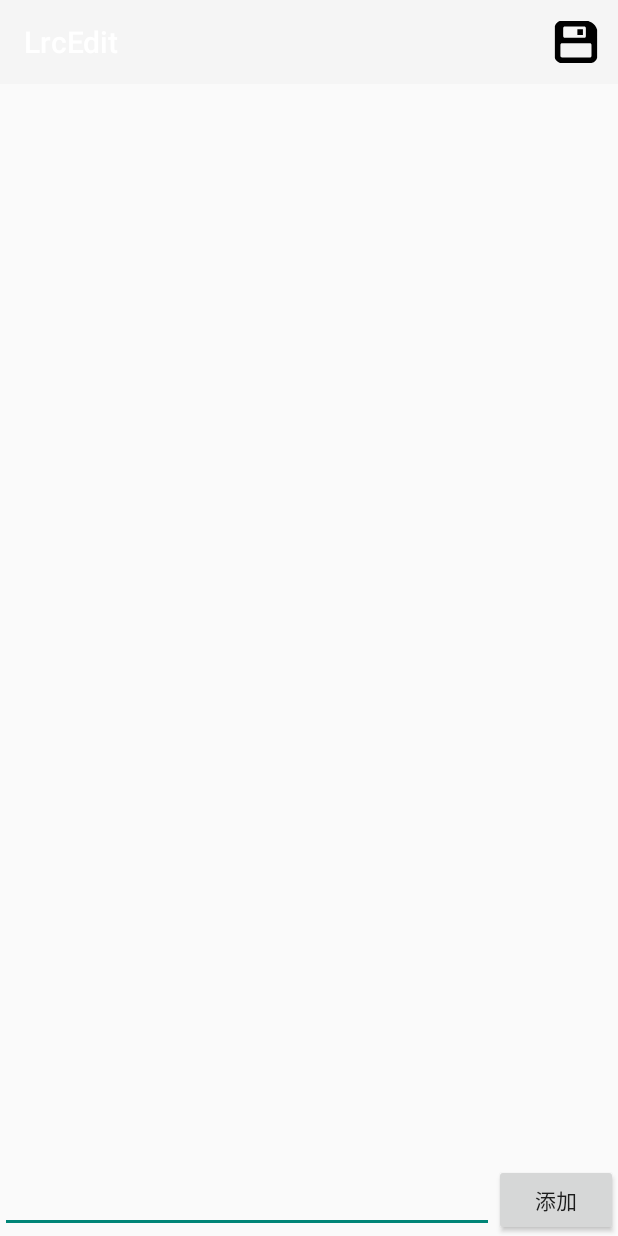
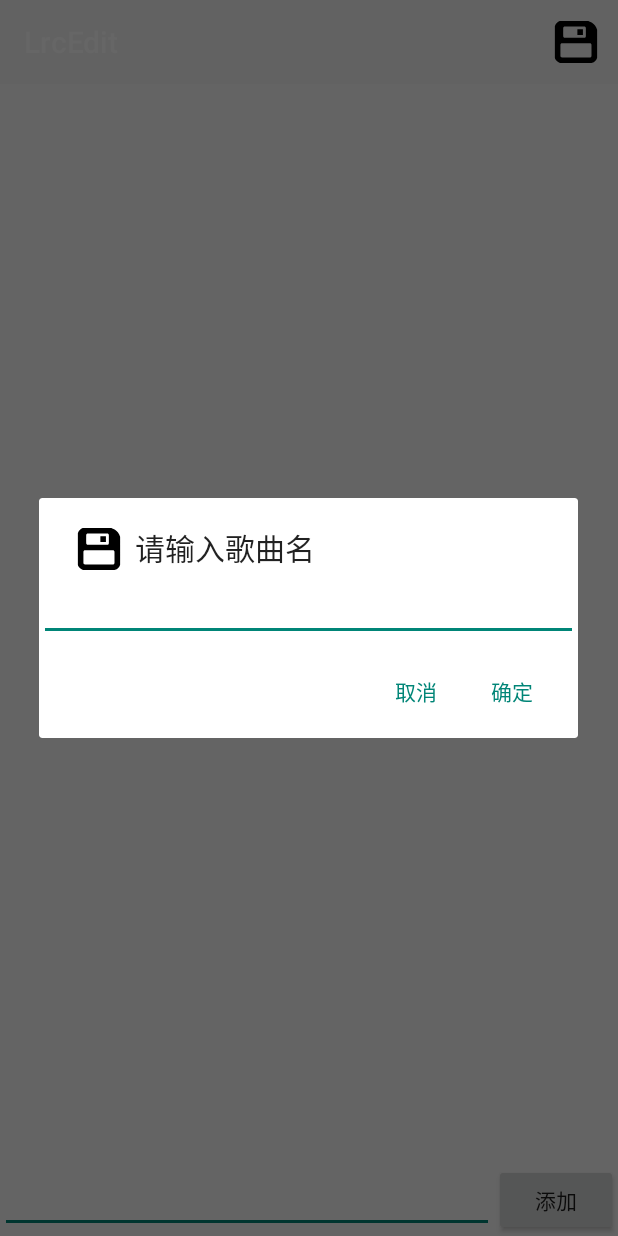
Before and after one commit to pwxc/LrcEdit-Android, an Android app: the screen it shows after launch (EditActivity), after a tap on "save", on a phone screen of 412 x 824 dp. Run offline under Robolectric (Android 15) with nearby library versions, the phone set to English and light mode, and no system bars.

Commit message:
添加了自定义文件名功能

```diff
--- a/app/src/main/java/com/lcz/lrcedit/lrcedit/EditActivity.java
+++ b/app/src/main/java/com/lcz/lrcedit/lrcedit/EditActivity.java
@@ -1,11 +1,13 @@
 package com.lcz.lrcedit.lrcedit;
 
 import android.Manifest;
+import android.content.DialogInterface;
 import android.content.pm.PackageManager;
 import android.os.Environment;
 import android.support.annotation.NonNull;
 import android.support.v4.app.ActivityCompat;
 import android.support.v4.content.ContextCompat;
+import android.support.v7.app.AlertDialog;
 import android.support.v7.app.AppCompatActivity;
 import android.support.v7.widget.Toolbar;
 import android.os.Bundle;
@@ -29,6 +31,7 @@ public class EditActivity extends AppCompatActivity {
     private LrcEdit lrcEdit;
     private Button addButton;
     private EditText editText;
+    private String fileName = "test";
 
     @Override
     protected void onCreate(Bundle savedInstanceState) {
@@ -61,6 +64,31 @@ public class EditActivity extends AppCompatActivity {
     public boolean onOptionsItemSelected(MenuItem item) {
         switch (item.getItemId()){
             case R.id.save:
+                mySave();
+                break;
+            default:
+        }
+        return true;
+    }
+
+    public void mySave(){
+        View view = getLayoutInflater().inflate(R.layout.dialog, null);
+        final EditText titleEditText = (EditText) view.findViewById(R.id.titleEdit);
+        AlertDialog dialog = new AlertDialog.Builder(this)
+                .setIcon(R.drawable.ic_save)//设置标题的图片
+                .setTitle("请输入歌曲名")//设置对话框的标题
+                .setView(view)
+                .setNegativeButton("取消", new DialogInterface.OnClickListener() {
+                    @Override
+                    public void onClick(DialogInterface dialog, int which) {
+                        dialog.dismiss();
+                    }
+                })
+                .setPositiveButton("确定", new DialogInterface.OnClickListener() {
+                    @Override
+                    public void onClick(DialogInterface dialog, int which) {
+                        fileName = titleEditText.getText().toString();
+                        dialog.dismiss();
                         if(ContextCompat.checkSelfPermission(EditActivity.this, Manifest.permission.WRITE_EXTERNAL_STORAGE) !=
                                 PackageManager.PERMISSION_GRANTED){
                             ActivityCompat.requestPermissions(EditActivity.this, new String[]{Manifest.permission.WRITE_EXTERNAL_STORAGE}, 1);
@@ -69,21 +97,28 @@ public class EditActivity extends AppCompatActivity {
                             ActivityCompat.requestPermissions(EditActivity.this, new String[]{Manifest.permission.READ_EXTERNAL_STORAGE}, 1);
                         }
                         else {
-                    save();
+                            saveFile();
 
                         }
-                break;
-            default:
                     }
-        return true;
+                }).create();
+        dialog.show();
     }
 
+
+
+
     //保存文件函数
-    private void save(){
-        String fileName = "test.txt";
+    private void saveFile(){
+        String fileType = ".txt";
         List<LrcString> lrcList = lrcEdit.getLrcStrings();
         try{
-            File file = new File(Environment.getExternalStorageDirectory(), fileName);
+
+            File file = new File(Environment.getExternalStorageDirectory()+"/lrcEdit");
+            if (!file.exists()) {
+                file.mkdirs();
+            }
+            file = new File(Environment.getExternalStorageDirectory()+"/lrcEdit", fileName+fileType);
             if (file.exists()) {
                 file.delete();
             }
@@ -106,7 +141,7 @@ public class EditActivity extends AppCompatActivity {
         switch (requestCode){
             case 1:
                 if(grantResults.length > 0 && grantResults[0] == PackageManager.PERMISSION_GRANTED){
-                    save();
+                    saveFile();
                 }else {
                     Toast.makeText(this, "You denied the permission",Toast.LENGTH_SHORT).show();
                 }
@@ -114,4 +149,5 @@ public class EditActivity extends AppCompatActivity {
             default:
         }
     }
+
 }
--- /dev/null
+++ b/app/src/main/res/layout/dialog.xml
@@ -0,0 +1,10 @@
+<?xml version="1.0" encoding="utf-8"?>
+<android.support.constraint.ConstraintLayout
+    xmlns:android="http://schemas.android.com/apk/res/android" android:layout_width="match_parent"
+    android:layout_height="match_parent">
+    <EditText
+        android:layout_width="match_parent"
+        android:layout_height="match_parent"
+        android:id="@+id/titleEdit"/>
+
+</android.support.constraint.ConstraintLayout>
--- a/build.gradle
+++ b/build.gradle
@@ -7,7 +7,7 @@ buildscript {
         jcenter()
     }
     dependencies {
-        classpath 'com.android.tools.build:gradle:3.1.0'
+        classpath 'com.android.tools.build:gradle:3.1.1'
 
 
         // NOTE: Do not place your application dependencies here; they belong
```
Also changed, not shown: 1 other file. Lines whose indentation alone changed are shown as unchanged.
